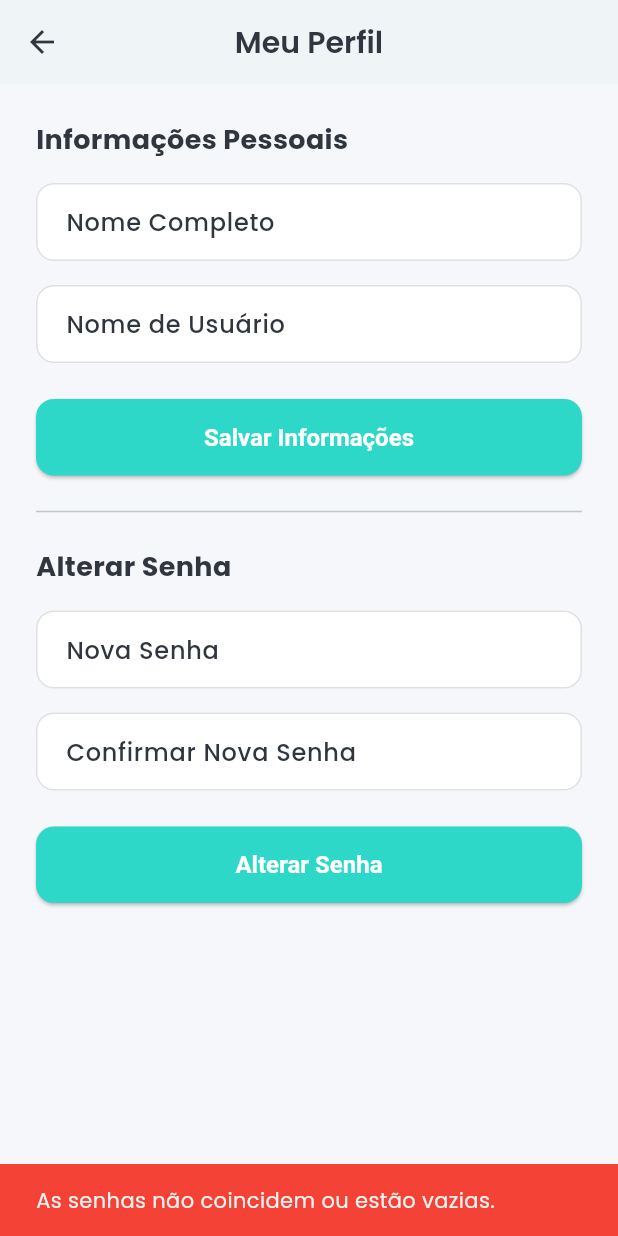
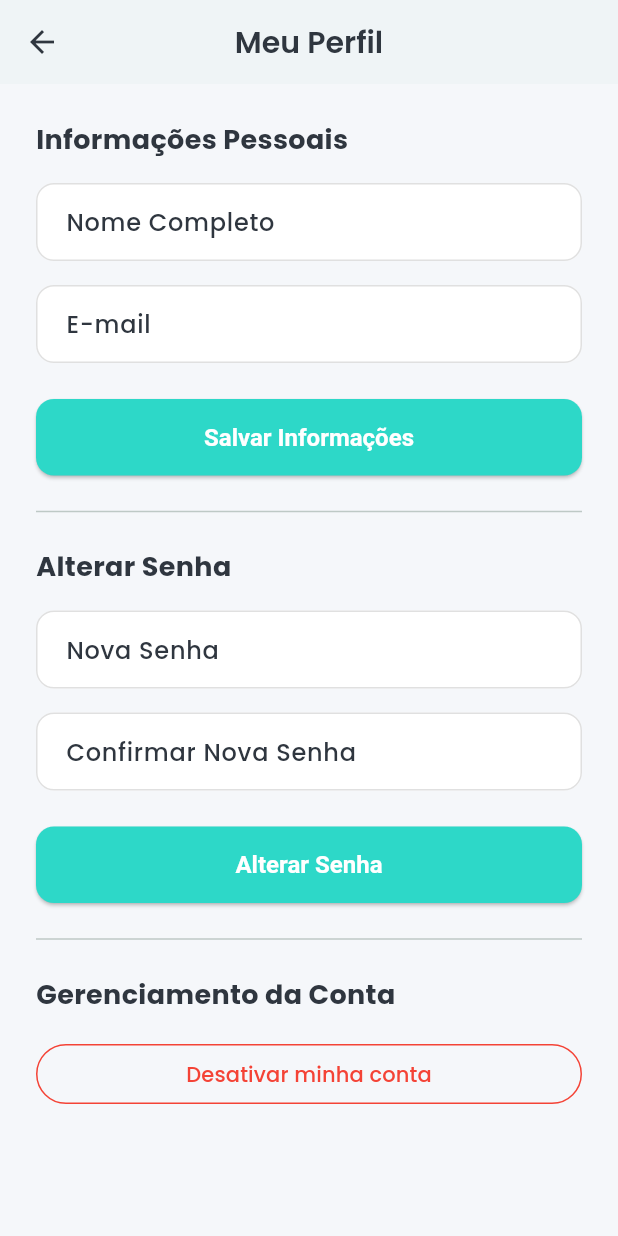
Before and after one commit to lealvesac/gestao_familiar_app, a Flutter app: the ProfilePage screen opened directly, after a tap on "Alterar Senha", on a phone screen of 412 x 824 dp. Run offline on Flutter 3.47's test engine with Material 3 defaults, Android fonts, the phone set to English and light mode, and no system bars; our stand-ins replace animate_do, firebase_core, firebase_messaging, google_fonts, share_plus, supabase_flutter and 1 more; missing offline and left inert: drag_and_drop_lists; accounts and stored records are empty; network calls fail.

Commit message:
gerenciar usuarios

```diff
--- a/lib/pages/profile_page.dart
+++ b/lib/pages/profile_page.dart
@@ -2,6 +2,7 @@
 
 import 'package:flutter/material.dart';
 import 'package:gestao_familiar_app/main.dart';
+import 'package:gestao_familiar_app/pages/splash_page.dart';
 import 'package:supabase_flutter/supabase_flutter.dart';
 
 class ProfilePage extends StatefulWidget {
@@ -12,15 +13,13 @@ class ProfilePage extends StatefulWidget {
 }
 
 class _ProfilePageState extends State<ProfilePage> {
-  final _usernameController = TextEditingController();
+  final _formKey = GlobalKey<FormState>();
   final _fullNameController = TextEditingController();
-  // --- NOVOS CONTROLLERS PARA A SENHA ---
   final _passwordController = TextEditingController();
   final _confirmPasswordController = TextEditingController();
 
-  final _formKey = GlobalKey<FormState>();
   bool _isLoading = true;
-  String? _userId;
+  String _userEmail = '';
 
   @override
   void initState() {
@@ -30,7 +29,6 @@ class _ProfilePageState extends State<ProfilePage> {
 
   @override
   void dispose() {
-    _usernameController.dispose();
     _fullNameController.dispose();
     _passwordController.dispose();
     _confirmPasswordController.dispose();
@@ -40,90 +38,130 @@ class _ProfilePageState extends State<ProfilePage> {
   Future<void> _getProfile() async {
     setState(() => _isLoading = true);
     try {
-      _userId = supabase.auth.currentUser!.id;
-      final response = await supabase
+      final userId = supabase.auth.currentUser!.id;
+      final data = await supabase
           .from('profiles')
           .select()
-          .eq('id', _userId!)
+          .eq('id', userId)
           .single();
-
-      if (mounted) {
-        _usernameController.text = response['username'] ?? '';
-        _fullNameController.text = response['full_name'] ?? '';
-      }
-    } catch (e) {
-      //... (lidar com erro)
+      _fullNameController.text = (data['full_name'] as String?) ?? '';
+      _userEmail = supabase.auth.currentUser!.email ?? '';
+    } catch (error) {
+      if (mounted)
+        ScaffoldMessenger.of(context).showSnackBar(
+          SnackBar(
+            content: Text('Erro ao carregar perfil: $error'),
+            backgroundColor: Colors.red,
+          ),
+        );
     } finally {
       if (mounted) setState(() => _isLoading = false);
     }
   }
 
   Future<void> _updateProfile() async {
+    if (!_formKey.currentState!.validate()) return;
     setState(() => _isLoading = true);
-    final username = _usernameController.text.trim();
-    final fullName = _fullNameController.text.trim();
-
     try {
+      final userId = supabase.auth.currentUser!.id;
       await supabase
           .from('profiles')
-          .update({
-            'username': username,
-            'full_name': fullName,
-            'updated_at': DateTime.now().toIso8601String(),
-          })
-          .eq('id', _userId!);
-
-      if (mounted) {
+          .update({'full_name': _fullNameController.text.trim()})
+          .eq('id', userId);
+      if (mounted)
         ScaffoldMessenger.of(context).showSnackBar(
           const SnackBar(content: Text('Perfil atualizado com sucesso!')),
         );
-      }
-    } catch (e) {
-      //... (lidar com erro)
+    } catch (error) {
+      if (mounted)
+        ScaffoldMessenger.of(context).showSnackBar(
+          SnackBar(
+            content: Text('Erro ao atualizar perfil: $error'),
+            backgroundColor: Colors.red,
+          ),
+        );
     } finally {
       if (mounted) setState(() => _isLoading = false);
     }
   }
 
-  // --- NOVA FUNÇÃO PARA ALTERAR A SENHA ---
   Future<void> _changePassword() async {
-    // Valida apenas a parte da senha do formulário
-    if (!(_formKey.currentState?.validate() ?? false)) return;
-
-    final newPassword = _passwordController.text.trim();
-    if (newPassword.isEmpty ||
-        newPassword != _confirmPasswordController.text.trim()) {
-      // Validação extra
-      ScaffoldMessenger.of(context).showSnackBar(
-        const SnackBar(
-          content: Text('As senhas não coincidem ou estão vazias.'),
-          backgroundColor: Colors.red,
-        ),
-      );
+    if (!_formKey.currentState!.validate() || _passwordController.text.isEmpty)
       return;
-    }
-
     setState(() => _isLoading = true);
     try {
-      await supabase.auth.updateUser(UserAttributes(password: newPassword));
+      await supabase.auth.updateUser(
+        UserAttributes(password: _passwordController.text.trim()),
+      );
       if (mounted) {
         ScaffoldMessenger.of(context).showSnackBar(
           const SnackBar(content: Text('Senha alterada com sucesso!')),
         );
         _passwordController.clear();
         _confirmPasswordController.clear();
-        FocusScope.of(context).unfocus(); // Esconde o teclado
+        FocusScope.of(context).unfocus();
       }
-    } catch (e) {
+    } catch (error) {
       if (mounted)
         ScaffoldMessenger.of(context).showSnackBar(
           SnackBar(
-            content: Text('Erro ao alterar senha: ${e.toString()}'),
+            content: Text('Erro ao alterar senha: $error'),
             backgroundColor: Colors.red,
           ),
         );
     } finally {
       if (mounted) setState(() => _isLoading = false);
+    }
+  }
+
+  // --- NOVA FUNÇÃO PARA DESATIVAR A CONTA ---
+  Future<void> _deactivateAccount() async {
+    final confirmed = await showDialog<bool>(
+      context: context,
+      builder: (context) => AlertDialog(
+        title: const Text('Desativar Conta'),
+        content: const Text(
+          'Tem certeza que deseja desativar sua conta? Você será desconectado e não poderá mais acessar a casa. Esta ação pode ser revertida por um administrador.',
+        ),
+        actions: [
+          TextButton(
+            onPressed: () => Navigator.of(context).pop(false),
+            child: const Text('Cancelar'),
+          ),
+          TextButton(
+            onPressed: () => Navigator.of(context).pop(true),
+            child: const Text('Desativar', style: TextStyle(color: Colors.red)),
+          ),
+        ],
+      ),
+    );
+
+    if (confirmed == true) {
+      setState(() => _isLoading = true);
+      try {
+        final userId = supabase.auth.currentUser!.id;
+        // A lógica de desativação será implementada com Edge Functions para segurança.
+        // Por enquanto, vamos apenas deslogar o usuário.
+        // TODO: Chamar a Edge Function para desativar o usuário.
+
+        await supabase.auth.signOut();
+        if (mounted) {
+          Navigator.of(context).pushAndRemoveUntil(
+            MaterialPageRoute(builder: (_) => const SplashPage()),
+            (route) => false,
+          );
+        }
+      } catch (e) {
+        if (mounted)
+          ScaffoldMessenger.of(context).showSnackBar(
+            SnackBar(
+              content: Text('Erro ao desativar conta: $e'),
+              backgroundColor: Colors.red,
+            ),
+          );
+      } finally {
+        if (mounted) setState(() => _isLoading = false);
+      }
     }
   }
 
@@ -151,20 +189,16 @@ class _ProfilePageState extends State<ProfilePage> {
                   ),
                   const SizedBox(height: 16),
                   TextFormField(
-                    controller: _usernameController,
-                    decoration: const InputDecoration(
-                      labelText: 'Nome de Usuário',
-                    ),
+                    initialValue: _userEmail,
+                    decoration: const InputDecoration(labelText: 'E-mail'),
+                    readOnly: true, // E-mail não pode ser alterado
                   ),
                   const SizedBox(height: 24),
                   ElevatedButton(
                     onPressed: _updateProfile,
                     child: const Text('Salvar Informações'),
                   ),
-
                   const Divider(height: 48),
-
-                  // --- NOVA SEÇÃO PARA ALTERAR SENHA ---
                   const Text(
                     'Alterar Senha',
                     style: TextStyle(fontSize: 18, fontWeight: FontWeight.bold),
@@ -175,11 +209,8 @@ class _ProfilePageState extends State<ProfilePage> {
                     decoration: const InputDecoration(labelText: 'Nova Senha'),
                     obscureText: true,
                     validator: (value) {
-                      if (value != null &&
-                          value.isNotEmpty &&
-                          value.length < 6) {
+                      if (value != null && value.isNotEmpty && value.length < 6)
                         return 'A senha deve ter no mínimo 6 caracteres';
-                      }
                       return null;
                     },
                   ),
@@ -192,9 +223,8 @@ class _ProfilePageState extends State<ProfilePage> {
                     obscureText: true,
                     validator: (value) {
                       if (_passwordController.text.isNotEmpty &&
-                          value != _passwordController.text) {
+                          value != _passwordController.text)
                         return 'As senhas não coincidem';
-                      }
                       return null;
                     },
                   ),
@@ -203,6 +233,22 @@ class _ProfilePageState extends State<ProfilePage> {
                     onPressed: _changePassword,
                     child: const Text('Alterar Senha'),
                   ),
+
+                  // --- NOVA SEÇÃO PARA DESATIVAR/EXCLUIR CONTA ---
+                  const Divider(height: 48),
+                  const Text(
+                    'Gerenciamento da Conta',
+                    style: TextStyle(fontSize: 18, fontWeight: FontWeight.bold),
+                  ),
+                  const SizedBox(height: 16),
+                  OutlinedButton(
+                    onPressed: _deactivateAccount,
+                    style: OutlinedButton.styleFrom(
+                      foregroundColor: Colors.red,
+                      side: const BorderSide(color: Colors.red),
+                    ),
+                    child: const Text('Desativar minha conta'),
+                  ),
                 ],
               ),
             ),
```
Also changed, not shown: lib/pages/family_page.dart (+85 -79 lines), 11 other files.
